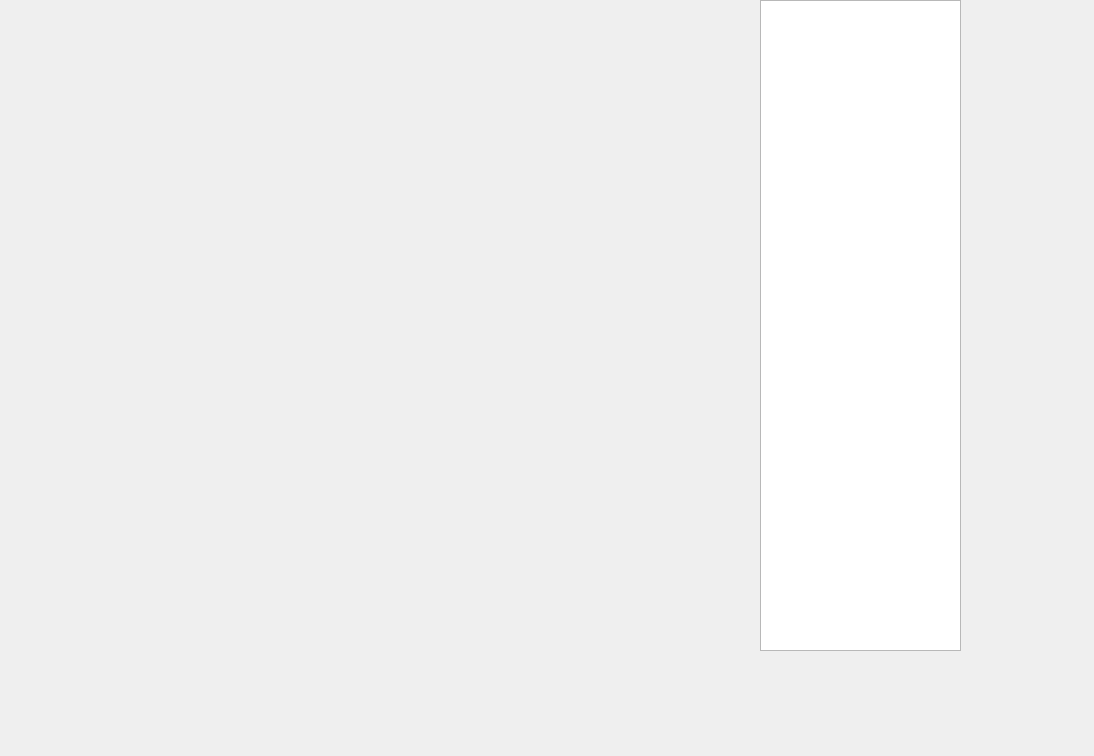
Old version of the form main.ui in the repository daimiaopeng/wuziqi_client.
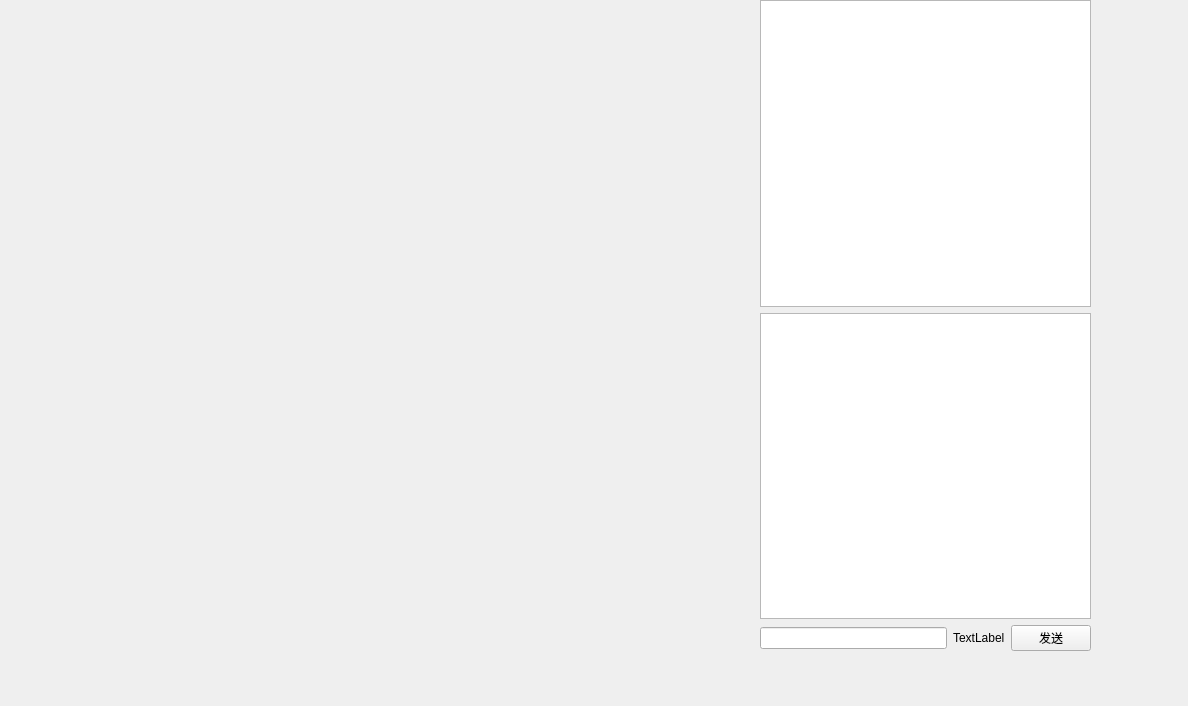
New version of the form. Icons and pictures are not drawn.

Patch:
```diff
--- a/main.ui
+++ b/main.ui
@@ -6,8 +6,8 @@
    <rect>
     <x>0</x>
     <y>0</y>
-    <width>1094</width>
-    <height>756</height>
+       <width>1188</width>
+       <height>706</height>
    </rect>
   </property>
   <property name="windowTitle">
@@ -29,15 +29,47 @@
     <pixmap>source/游戏界面.png</pixmap>
    </property>
   </widget>
-  <widget class="QListView" name="listView">
+     <widget class="QWidget" name="layoutWidget">
    <property name="geometry">
     <rect>
      <x>760</x>
      <y>0</y>
-     <width>201</width>
+                 <width>331</width>
      <height>651</height>
     </rect>
    </property>
+         <layout class="QVBoxLayout" name="verticalLayout">
+             <item>
+                 <widget class="QListView" name="listView"/>
+             </item>
+             <item>
+                 <widget class="QTextBrowser" name="textBrowser"/>
+             </item>
+             <item>
+                 <layout class="QHBoxLayout" name="horizontalLayout">
+                     <item>
+                         <widget class="QLineEdit" name="lineEdit"/>
+                     </item>
+                     <item>
+                         <widget class="QLabel" name="label_2">
+                             <property name="enabled">
+                                 <bool>true</bool>
+                             </property>
+                             <property name="text">
+                                 <string>TextLabel</string>
+                             </property>
+                         </widget>
+                     </item>
+                     <item>
+                         <widget class="QPushButton" name="pushButton">
+                             <property name="text">
+                                 <string>发送</string>
+                             </property>
+                         </widget>
+                     </item>
+                 </layout>
+             </item>
+         </layout>
   </widget>
  </widget>
  <resources/>
```
Lines whose indentation alone changed are shown as unchanged.
